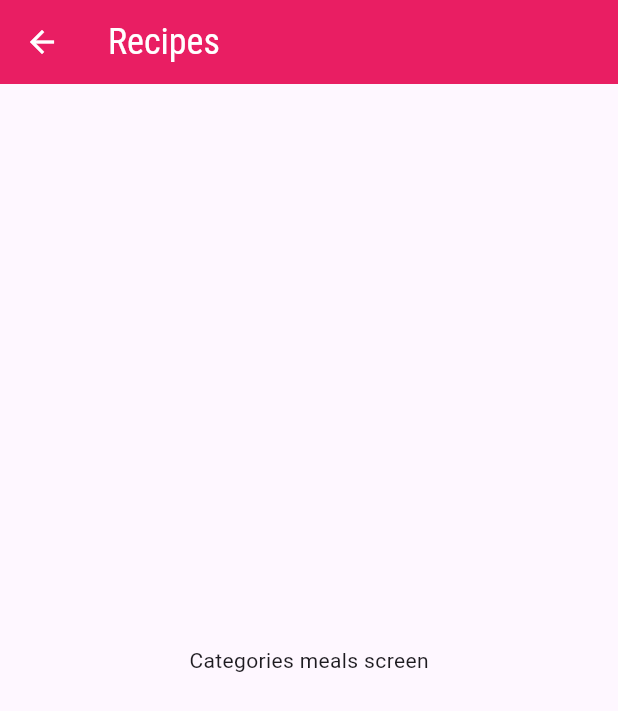
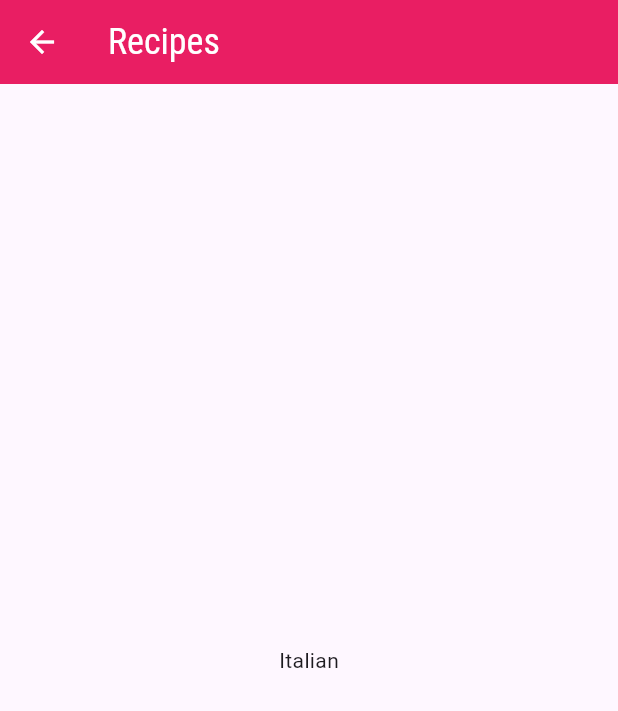
Before and after one commit to davisiqueira1/flutter_meals_app, a Flutter app: the screen it shows after launch, after a tap on "Italian", on a phone screen of 412 x 824 dp. Shown: the top 711 px of the screen. Run offline on Flutter 3.47's test engine with Material 3 defaults, Android fonts, the phone set to English and light mode, and no system bars.

Commit message:
feat: add data passing through the constructor of CategoryMealsScreen

```diff
--- a/lib/components/category_item.dart
+++ b/lib/components/category_item.dart
@@ -10,7 +10,7 @@ class CategoryItem extends StatelessWidget {
   void _selectCategory(BuildContext context) {
     Navigator.of(context).push(
       MaterialPageRoute(
-        builder: (_) => const CategoriesMealsScreen(),
+        builder: (_) => CategoriesMealsScreen(category),
       ),
     );
   }
--- a/lib/screens/categories_meals_screen.dart
+++ b/lib/screens/categories_meals_screen.dart
@@ -1,7 +1,10 @@
 import 'package:flutter/material.dart';
+import 'package:meals_app/models/category.dart';
 
 class CategoriesMealsScreen extends StatelessWidget {
-  const CategoriesMealsScreen({super.key});
+  const CategoriesMealsScreen(this.category, {super.key});
+
+  final Category category;
 
   @override
   Widget build(BuildContext context) {
@@ -16,7 +19,7 @@ class CategoriesMealsScreen extends StatelessWidget {
           ),
         ),
       ),
-      body: const Center(child: Text("Categories meals screen")),
+      body: Center(child: Text(category.title)),
     );
   }
 }
```
